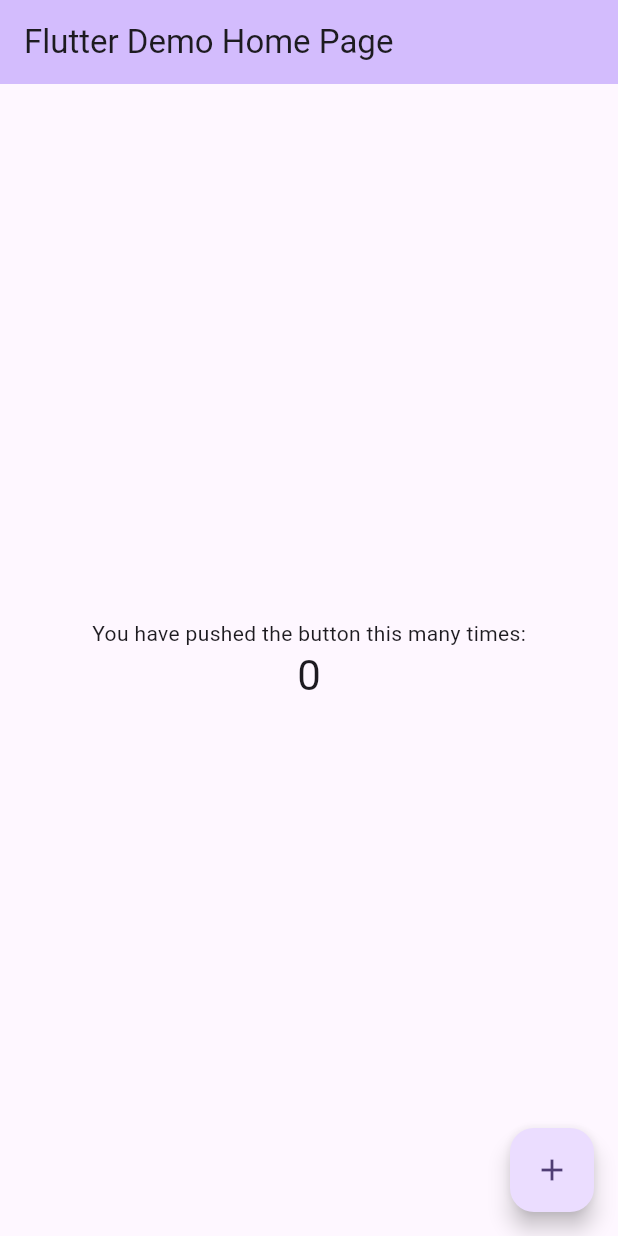
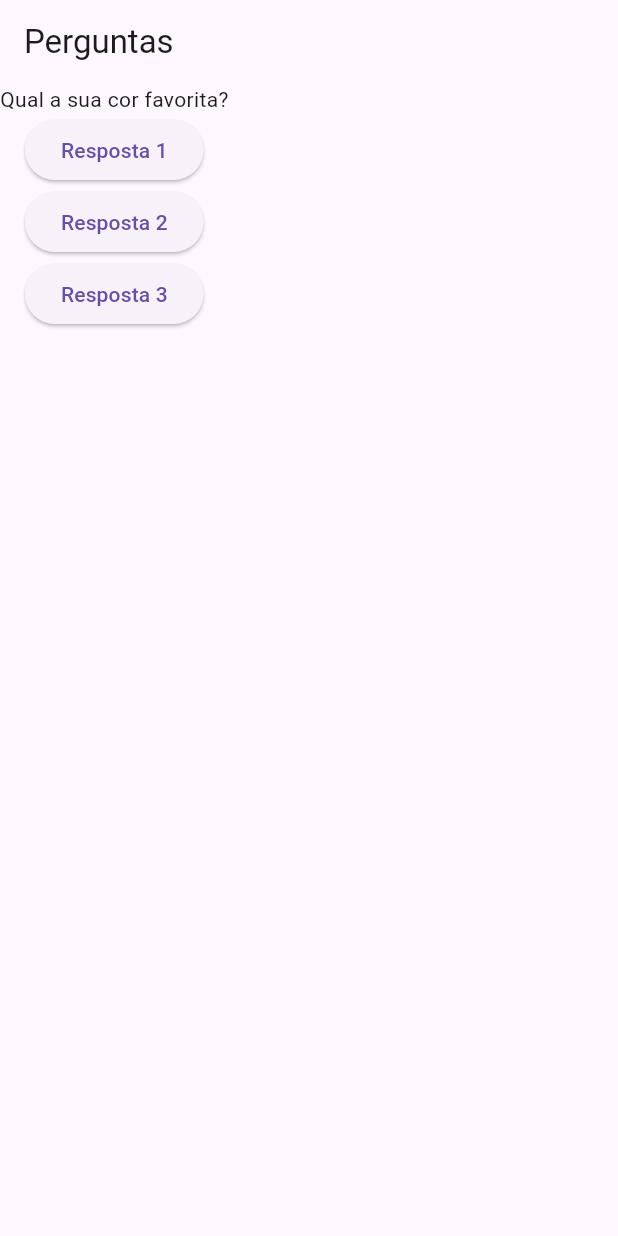
Before and after one commit to benckeleonardo/perguntas_flutter, a Flutter app: the screen it shows after launch, on a phone screen of 412 x 824 dp. Run offline on Flutter 3.47's test engine with Material 3 defaults, Android fonts, the phone set to English and light mode, and no system bars.

Commit message:
Cria um componente stateful inicial para o app de perguntas

```diff
--- a/lib/main.dart
+++ b/lib/main.dart
@@ -1,125 +1,45 @@
 import 'package:flutter/material.dart';
 
 void main() {
-  runApp(const MyApp());
+  runApp(PerguntaApp());
 }
 
-class MyApp extends StatelessWidget {
-  const MyApp({super.key});
+class PerguntaAppState extends State<PerguntaApp> {
+  int perguntaAtual = 0;
 
-  // This widget is the root of your application.
+  void responder() {
+    setState(() {
+      perguntaAtual++;
+    });
+    print('Pergunta atual: $perguntaAtual');
+  }
+
   @override
   Widget build(BuildContext context) {
+    final perguntas = [
+      'Qual a sua cor favorita?',
+      'Qual o seu animal favorito?'
+    ];
+
     return MaterialApp(
-      title: 'Flutter Demo',
-      theme: ThemeData(
-        // This is the theme of your application.
-        //
-        // TRY THIS: Try running your application with "flutter run". You'll see
-        // the application has a purple toolbar. Then, without quitting the app,
-        // try changing the seedColor in the colorScheme below to Colors.green
-        // and then invoke "hot reload" (save your changes or press the "hot
-        // reload" button in a Flutter-supported IDE, or press "r" if you used
-        // the command line to start the app).
-        //
-        // Notice that the counter didn't reset back to zero; the application
-        // state is not lost during the reload. To reset the state, use hot
-        // restart instead.
-        //
-        // This works for code too, not just values: Most code changes can be
-        // tested with just a hot reload.
-        colorScheme: ColorScheme.fromSeed(seedColor: Colors.deepPurple),
-        useMaterial3: true,
+      home: Scaffold(
+        appBar: AppBar(title: const Text('Perguntas')),
+        body: Column(
+          children: [
+            Text(perguntas[perguntaAtual]),
+            ElevatedButton(onPressed: responder, child: Text('Resposta 1')),
+            ElevatedButton(onPressed: responder, child: Text('Resposta 2')),
+            ElevatedButton(onPressed: responder, child: Text('Resposta 3')),
+          ],
+        ),
       ),
-      home: const MyHomePage(title: 'Flutter Demo Home Page'),
     );
   }
 }
 
-class MyHomePage extends StatefulWidget {
-  const MyHomePage({super.key, required this.title});
-
-  // This widget is the home page of your application. It is stateful, meaning
-  // that it has a State object (defined below) that contains fields that affect
-  // how it looks.
-
-  // This class is the configuration for the state. It holds the values (in this
-  // case the title) provided by the parent (in this case the App widget) and
-  // used by the build method of the State. Fields in a Widget subclass are
-  // always marked "final".
-
-  final String title;
-
+class PerguntaApp extends StatefulWidget {
   @override
-  State<MyHomePage> createState() => _MyHomePageState();
-}
-
-class _MyHomePageState extends State<MyHomePage> {
-  int _counter = 0;
-
-  void _incrementCounter() {
-    setState(() {
-      // This call to setState tells the Flutter framework that something has
-      // changed in this State, which causes it to rerun the build method below
-      // so that the display can reflect the updated values. If we changed
-      // _counter without calling setState(), then the build method would not be
-      // called again, and so nothing would appear to happen.
-      _counter++;
-    });
-  }
-
-  @override
-  Widget build(BuildContext context) {
-    // This method is rerun every time setState is called, for instance as done
-    // by the _incrementCounter method above.
-    //
-    // The Flutter framework has been optimized to make rerunning build methods
-    // fast, so that you can just rebuild anything that needs updating rather
-    // than having to individually change instances of widgets.
-    return Scaffold(
-      appBar: AppBar(
-        // TRY THIS: Try changing the color here to a specific color (to
-        // Colors.amber, perhaps?) and trigger a hot reload to see the AppBar
-        // change color while the other colors stay the same.
-        backgroundColor: Theme.of(context).colorScheme.inversePrimary,
-        // Here we take the value from the MyHomePage object that was created by
-        // the App.build method, and use it to set our appbar title.
-        title: Text(widget.title),
-      ),
-      body: Center(
-        // Center is a layout widget. It takes a single child and positions it
-        // in the middle of the parent.
-        child: Column(
-          // Column is also a layout widget. It takes a list of children and
-          // arranges them vertically. By default, it sizes itself to fit its
-          // children horizontally, and tries to be as tall as its parent.
-          //
-          // Column has various properties to control how it sizes itself and
-          // how it positions its children. Here we use mainAxisAlignment to
-          // center the children vertically; the main axis here is the vertical
-          // axis because Columns are vertical (the cross axis would be
-          // horizontal).
-          //
-          // TRY THIS: Invoke "debug painting" (choose the "Toggle Debug Paint"
-          // action in the IDE, or press "p" in the console), to see the
-          // wireframe for each widget.
-          mainAxisAlignment: MainAxisAlignment.center,
-          children: <Widget>[
-            const Text(
-              'You have pushed the button this many times:',
-            ),
-            Text(
-              '$_counter',
-              style: Theme.of(context).textTheme.headlineMedium,
-            ),
-          ],
-        ),
-      ),
-      floatingActionButton: FloatingActionButton(
-        onPressed: _incrementCounter,
-        tooltip: 'Increment',
-        child: const Icon(Icons.add),
-      ), // This trailing comma makes auto-formatting nicer for build methods.
-    );
+  PerguntaAppState createState() {
+    return PerguntaAppState();
   }
 }
```
